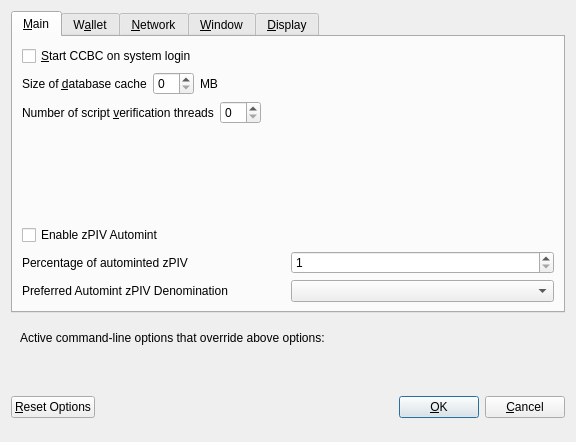
Old version of the form src/qt/forms/optionsdialog.ui in the repository CryptoCashBack-Hub/smrtc.
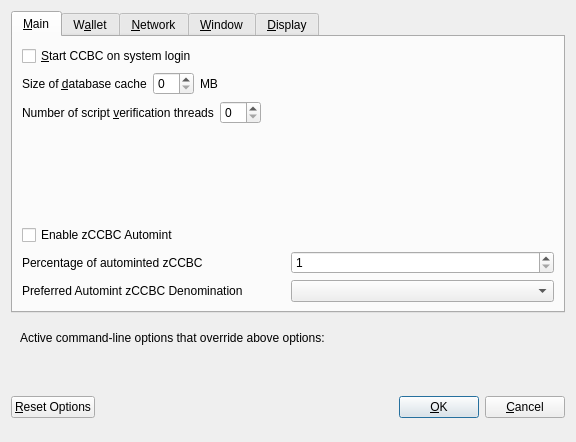
New version of the form. The open tabs and pages were chosen to show the change. Custom widgets are drawn as their Qt base class.

Diff of the .ui file:
```diff
--- a/src/qt/forms/optionsdialog.ui
+++ b/src/qt/forms/optionsdialog.ui
@@ -139,7 +139,7 @@
           <enum>Qt::LeftToRight</enum>
          </property>
          <property name="text">
-          <string>Enable zPIV Automint</string>
+          <string>Enable zCCBC Automint</string>
          </property>
         </widget>
        </item>
@@ -151,7 +151,7 @@
             <string>Percentage of incoming PIV which get automatically converted to zPIV via Zerocoin Protocol (min: 10%)</string>
            </property>
            <property name="text">
-            <string>Percentage of autominted zPIV</string>
+            <string>Percentage of autominted zCCBC</string>
            </property>
           </widget>
          </item>
@@ -184,7 +184,7 @@
             <string>Wait with automatic conversion to Zerocoin until enough PIV for this denomination is available</string>
            </property>
            <property name="text">
-            <string>Preferred Automint zPIV Denomination</string>
+            <string>Preferred Automint zCCBC Denomination</string>
            </property>
           </widget>
          </item>
```
Left out of the diff: 4 changed lines with no effect on the pictures.
